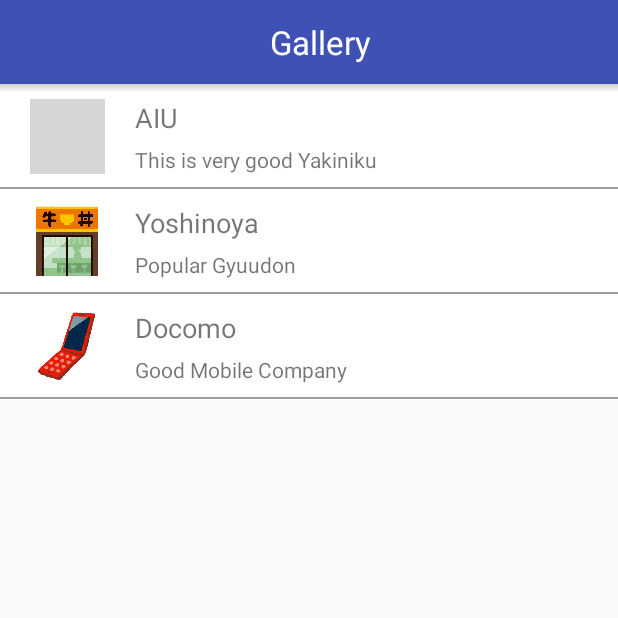
After one commit to Taku24/DocomoHackathonAR, an Android app: the GalleryActivity screen opened directly, with no data from a screen before it, on a phone screen of 412 x 824 dp, the top half of it. The commit adds this screen. Run offline under Robolectric (Android 15) with nearby library versions, the phone set to English and light mode, and no system bars; our stand-ins replace ButterKnife; grey boxes are pictures that could not be loaded.

Commit message:
add gallery

```diff
--- a/app/src/main/AndroidManifest.xml
+++ b/app/src/main/AndroidManifest.xml
@@ -30,9 +30,11 @@
         <activity
             android:name=".Screens.ShowARActivity"
             android:screenOrientation="portrait" />
-
         <activity
             android:name=".Screens.DetailActivity"
+            android:screenOrientation="portrait" />
+        <activity
+            android:name=".Screens.GalleryActivity"
             android:screenOrientation="portrait" />
     </application>
 
--- /dev/null
+++ b/app/src/main/java/docomohackathonar/taku/com/docomohackathonar/Adapter/GalleryListAdapter.java
@@ -0,0 +1,85 @@
+package docomohackathonar.taku.com.docomohackathonar.Adapter;
+
+import android.content.Context;
+import android.support.v7.widget.RecyclerView;
+import android.view.LayoutInflater;
+import android.view.View;
+import android.view.ViewGroup;
+import android.widget.ImageView;
+import android.widget.TextView;
+
+import java.util.ArrayList;
+import java.util.Arrays;
+import java.util.List;
+
+import butterknife.Bind;
+import butterknife.ButterKnife;
+import docomohackathonar.taku.com.docomohackathonar.R;
+
+/**
+ * Created by taku24 on 2017/08/08.
+ */
+
+public class GalleryListAdapter extends RecyclerView.Adapter<RecyclerView.ViewHolder> {
+
+    private Context mContext;
+    private List<String> mTitles;
+    private List<String> mContens;
+
+    public GalleryListAdapter(Context context) {
+        mContext = context;
+        mTitles = new ArrayList<>(Arrays.asList(mContext.getResources().getStringArray(R.array.gallery_title)));
+        mContens = new ArrayList<>(Arrays.asList(mContext.getResources().getStringArray(R.array.gallery_content)));
+    }
+
+    @Override
+    public RecyclerView.ViewHolder onCreateViewHolder(ViewGroup parent, int viewType) {
+        View view = LayoutInflater.from(parent.getContext()).inflate(R.layout.item_gallery, parent, false);
+        return new ItemViewHolder(view);
+    }
+
+    @Override
+    public void onBindViewHolder(RecyclerView.ViewHolder holder, int position) {
+        ((ItemViewHolder) holder).mContent.setText(mContens.get(position));
+        ((ItemViewHolder) holder).mTitle.setText(mTitles.get(position));
+        switch (position){
+            case 0:
+                ((ItemViewHolder) holder).mImageView.setImageResource(R.drawable.objective);
+                break;
+
+            case 1:
+                ((ItemViewHolder) holder).mImageView.setImageResource(R.drawable.gyudon);
+                break;
+
+            case 2:
+                ((ItemViewHolder) holder).mImageView.setImageResource(R.drawable.keitai);
+                break;
+
+            default:
+                break;
+        }
+    }
+
+    @Override
+    public int getItemCount() {
+        return mTitles.size();
+    }
+
+    static class ItemViewHolder extends RecyclerView.ViewHolder {
+
+        @Bind(R.id.imageView)
+        ImageView mImageView;
+
+        @Bind(R.id.title)
+        TextView mTitle;
+
+        @Bind(R.id.content)
+        TextView mContent;
+
+        public ItemViewHolder(View itemView) {
+            super(itemView);
+            ButterKnife.bind(this, itemView);
+        }
+    }
+
+}
--- /dev/null
+++ b/app/src/main/java/docomohackathonar/taku/com/docomohackathonar/Screens/GalleryActivity.java
@@ -0,0 +1,36 @@
+package docomohackathonar.taku.com.docomohackathonar.Screens;
+
+import android.os.Bundle;
+import android.support.v7.app.AppCompatActivity;
+import android.support.v7.widget.LinearLayoutManager;
+import android.support.v7.widget.RecyclerView;
+
+import butterknife.Bind;
+import butterknife.ButterKnife;
+import docomohackathonar.taku.com.docomohackathonar.Adapter.GalleryListAdapter;
+import docomohackathonar.taku.com.docomohackathonar.R;
+
+/**
+ * Created by taku24 on 2017/08/08.
+ */
+
+public class GalleryActivity extends AppCompatActivity {
+
+    @Bind(R.id.recyclerView)
+    RecyclerView mRecyclerView;
+
+    private GalleryListAdapter mListAdapter;
+
+    @Override
+    protected void onCreate(Bundle savedInstanceState) {
+        super.onCreate(savedInstanceState);
+        setContentView(R.layout.activity_gallery);
+        ButterKnife.bind(this);
+        mListAdapter = new GalleryListAdapter(this);
+        final LinearLayoutManager layoutManager = new LinearLayoutManager(this);
+        layoutManager.setOrientation(LinearLayoutManager.VERTICAL);
+        mRecyclerView.setLayoutManager(layoutManager);
+        mRecyclerView.setAdapter(mListAdapter);
+    }
+
+}
--- a/app/src/main/java/docomohackathonar/taku/com/docomohackathonar/Screens/ShowARActivity.java
+++ b/app/src/main/java/docomohackathonar/taku/com/docomohackathonar/Screens/ShowARActivity.java
@@ -81,13 +81,13 @@ public class ShowARActivity extends ARActivity implements ARImageTrackableListen
                                 dialog.dismiss();
                             }
                         }).show();
-
             }
         });
         mGallery.setOnClickListener(new View.OnClickListener() {
             @Override
             public void onClick(View view) {
-
+                Intent intent = new Intent(ShowARActivity.this, GalleryActivity.class);
+                startActivity(intent);
             }
         });
     }
--- /dev/null
+++ b/app/src/main/res/drawable/shadow.xml
@@ -0,0 +1,9 @@
+<?xml version="1.0" encoding="utf-8"?>
+<shape xmlns:android="http://schemas.android.com/apk/res/android"
+    android:shape="rectangle">
+    <!--影のグラデーションを設定-->
+    <gradient
+        android:startColor="#02444444"
+        android:endColor="#33111111"
+        android:angle="90"/>
+</shape>
--- /dev/null
+++ b/app/src/main/res/layout/activity_gallery.xml
@@ -0,0 +1,40 @@
+<?xml version="1.0" encoding="utf-8"?>
+<RelativeLayout xmlns:android="http://schemas.android.com/apk/res/android"
+    android:layout_width="match_parent"
+    android:layout_height="match_parent">
+
+    <android.support.v7.widget.Toolbar
+        android:id="@+id/toolbar"
+        android:layout_width="match_parent"
+        android:layout_height="wrap_content"
+        android:background="@color/colorPrimary">
+
+        <RelativeLayout
+            android:layout_width="match_parent"
+            android:layout_height="match_parent">
+
+            <TextView
+                android:layout_width="wrap_content"
+                android:layout_height="wrap_content"
+                android:layout_centerHorizontal="true"
+                android:text="Gallery"
+                android:textColor="@android:color/white"
+                android:textSize="@dimen/text_x_big" />
+
+        </RelativeLayout>
+
+    </android.support.v7.widget.Toolbar>
+
+    <android.support.v7.widget.RecyclerView
+        android:id="@id/recyclerView"
+        android:layout_below="@id/toolbar"
+        android:layout_width="match_parent"
+        android:layout_height="match_parent" />
+
+    <View
+        android:layout_below="@id/toolbar"
+        android:layout_width="match_parent"
+        android:layout_height="5dp"
+        android:background="@drawable/shadow" />
+
+</RelativeLayout>
--- /dev/null
+++ b/app/src/main/res/layout/item_gallery.xml
@@ -0,0 +1,42 @@
+<?xml version="1.0" encoding="utf-8"?>
+<RelativeLayout xmlns:android="http://schemas.android.com/apk/res/android"
+    android:layout_width="match_parent"
+    android:layout_height="70dp"
+    android:background="@android:color/white">
+
+    <ImageView
+        android:id="@+id/imageView"
+        android:layout_width="50dp"
+        android:layout_height="50dp"
+        android:layout_alignParentStart="true"
+        android:layout_centerVertical="true"
+        android:layout_marginStart="20dp" />
+
+    <TextView
+        android:id="@+id/title"
+        android:textSize="@dimen/text_small"
+        android:layout_width="wrap_content"
+        android:layout_height="wrap_content"
+        android:layout_alignTop="@+id/imageView"
+        android:layout_marginStart="20dp"
+        android:layout_toEndOf="@+id/imageView"
+        android:text="fdsa" />
+
+    <TextView
+        android:id="@+id/content"
+        android:layout_width="wrap_content"
+        android:layout_height="wrap_content"
+        android:layout_alignBottom="@+id/imageView"
+        android:layout_marginStart="20dp"
+        android:layout_toEndOf="@+id/imageView"
+        android:text="asdfjkl;" />
+
+    <View
+        android:layout_width="match_parent"
+        android:layout_height="1dp"
+        android:layout_alignParentBottom="true"
+        android:layout_alignParentEnd="true"
+        android:layout_alignParentStart="true"
+        android:background="@color/gray_500" />
+
+</RelativeLayout>
--- a/app/src/main/res/values/arrays.xml
+++ b/app/src/main/res/values/arrays.xml
@@ -25,4 +25,17 @@
         <item>Chinese</item>
         <item>Japanese</item>
     </string-array>
+
+    <string-array name="gallery_title">
+        <item>AIU</item>
+        <item>Yoshinoya</item>
+        <item>Docomo</item>
+    </string-array>
+
+    <string-array name="gallery_content">
+        <item>This is very good Yakiniku</item>
+        <item>Popular Gyuudon</item>
+        <item>Good Mobile Company</item>
+    </string-array>
+
 </resources>
```
Also changed, not shown: app/src/main/res/drawable/gyudon.png (added), app/src/main/res/drawable/keitai.png (added).
